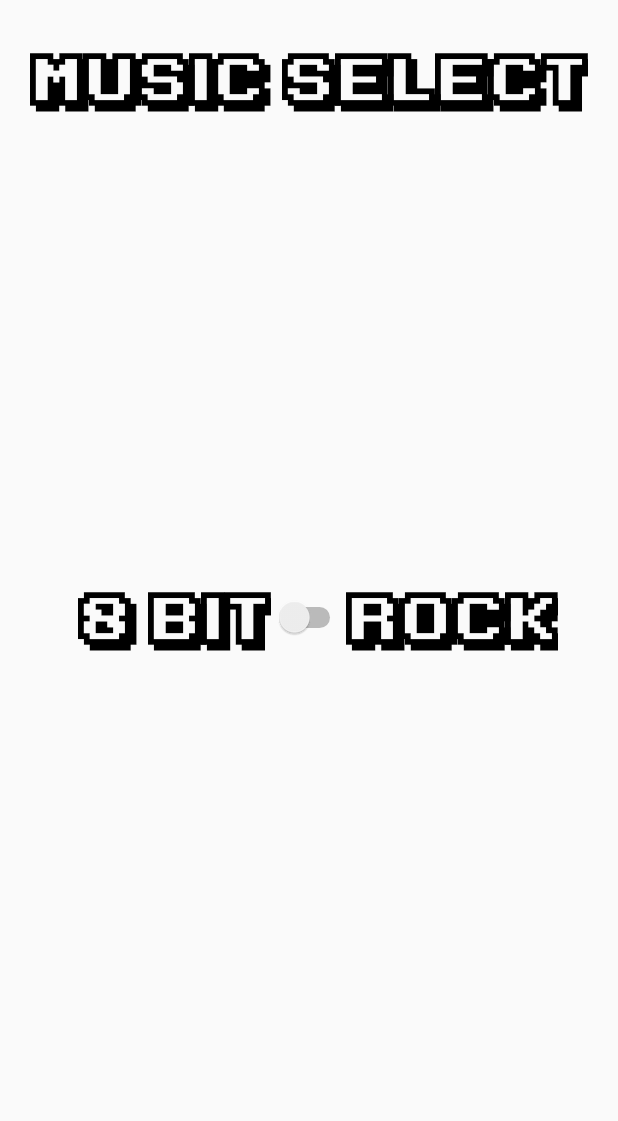
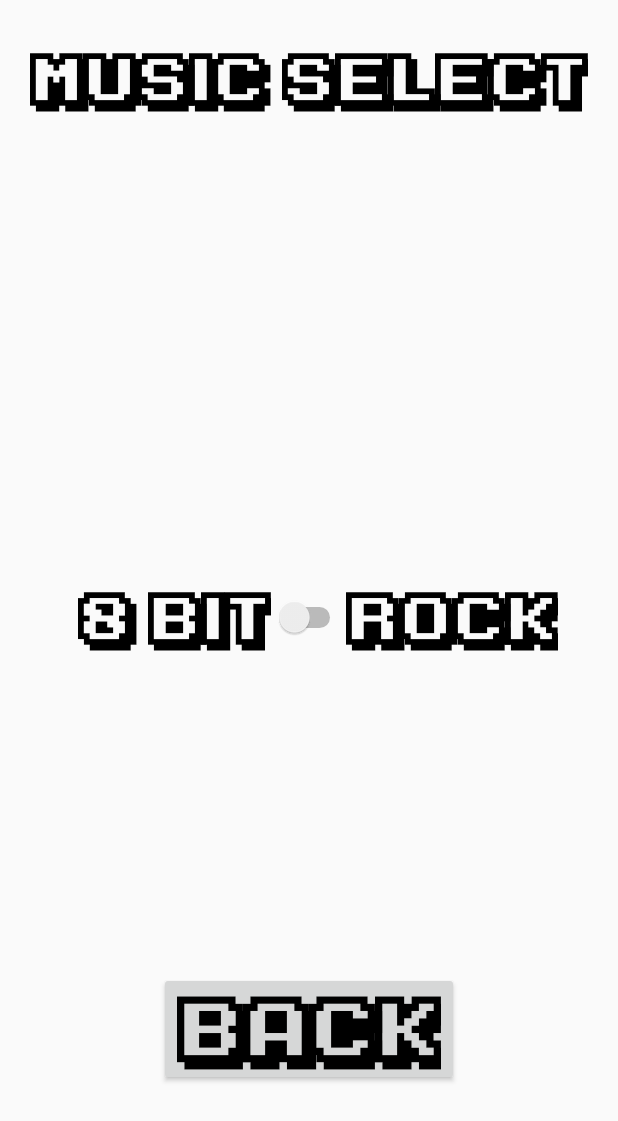
Before and after one commit to 02tyson-watson/AS-Game, an Android app: the Music screen opened directly, with no data from a screen before it, on a phone screen of 412 x 824 dp. Shown: the top 1121 px of the screen. Run offline under Robolectric (Android 15) with nearby library versions, the phone set to English and light mode, and no system bars.

Commit message:
Made difficulty and music select work.

```diff
--- a/app/src/main/java/com/example/asgame/Game.java
+++ b/app/src/main/java/com/example/asgame/Game.java
@@ -3,6 +3,7 @@ package com.example.asgame;
 import androidx.appcompat.app.AppCompatActivity;
 
 import android.app.Activity;
+import android.content.Intent;
 import android.media.MediaPlayer;
 import android.os.Bundle;
 import android.util.DisplayMetrics;
@@ -11,6 +12,7 @@ import android.view.WindowManager;
 
 public class Game extends Activity {
     public MediaPlayer song;
+    boolean gameOver = GamePanel.gameOver;
 
     @Override
     protected void onCreate(Bundle savedInstanceState) {
--- a/app/src/main/java/com/example/asgame/Music.java
+++ b/app/src/main/java/com/example/asgame/Music.java
@@ -2,23 +2,34 @@ package com.example.asgame;
 
 import androidx.appcompat.app.AppCompatActivity;
 
+import android.content.Intent;
 import android.os.Bundle;
 import android.view.View;
+import android.widget.CompoundButton;
 import android.widget.Switch;
 
 public class Music extends AppCompatActivity {
-    Switch music_switch = (Switch) findViewById(R.id.music_switch);
+    public static String music;
 
     @Override
     protected void onCreate(Bundle savedInstanceState) {
         super.onCreate(savedInstanceState);
         setContentView(R.layout.activity_music);
         Switch music_switch = (Switch) findViewById(R.id.music_switch);
-        music_switch.setOnClickListener(new View.OnClickListener() {
+
+        music_switch.setOnCheckedChangeListener(new CompoundButton.OnCheckedChangeListener() {
             @Override
-            public void onClick(View view) {
-
+            public void onCheckedChanged(CompoundButton compoundButton, boolean b) {
+                if (b){
+                    music = "Rock";
+                } else {
+                    music = "8bit";
+                }
             }
         });
     }
+    public void back(View view){
+        Intent intent = new Intent(this, MainActivity.class);
+        startActivity(intent);
+    }
 }
--- a/app/src/main/res/layout/activity_music.xml
+++ b/app/src/main/res/layout/activity_music.xml
@@ -45,5 +45,15 @@
         android:textColor="#000000"
         android:layout_centerInParent="true"/>
     </RelativeLayout>
-
+    <Button
+        android:layout_width="wrap_content"
+        android:layout_height="wrap_content"
+        android:textSize="50dp"
+        android:layout_centerHorizontal="true"
+        android:layout_alignParentBottom="true"
+        android:text="BACK"
+        android:fontFamily="@font/ka1"
+        android:textColor="#000000"
+        android:onClick="back"
+        android:layout_marginBottom="100sp"/>
 </RelativeLayout>
```
Also changed, not shown: app/src/main/java/com/example/asgame/Difficulty.java (+26 -5 lines), app/src/main/java/com/example/asgame/GamePanel.java (+27 -3 lines), app/src/main/java/com/example/asgame/MainActivity.java (+7 -0 lines), app/src/main/res/layout/activity_main.xml (+10 -0 lines).
